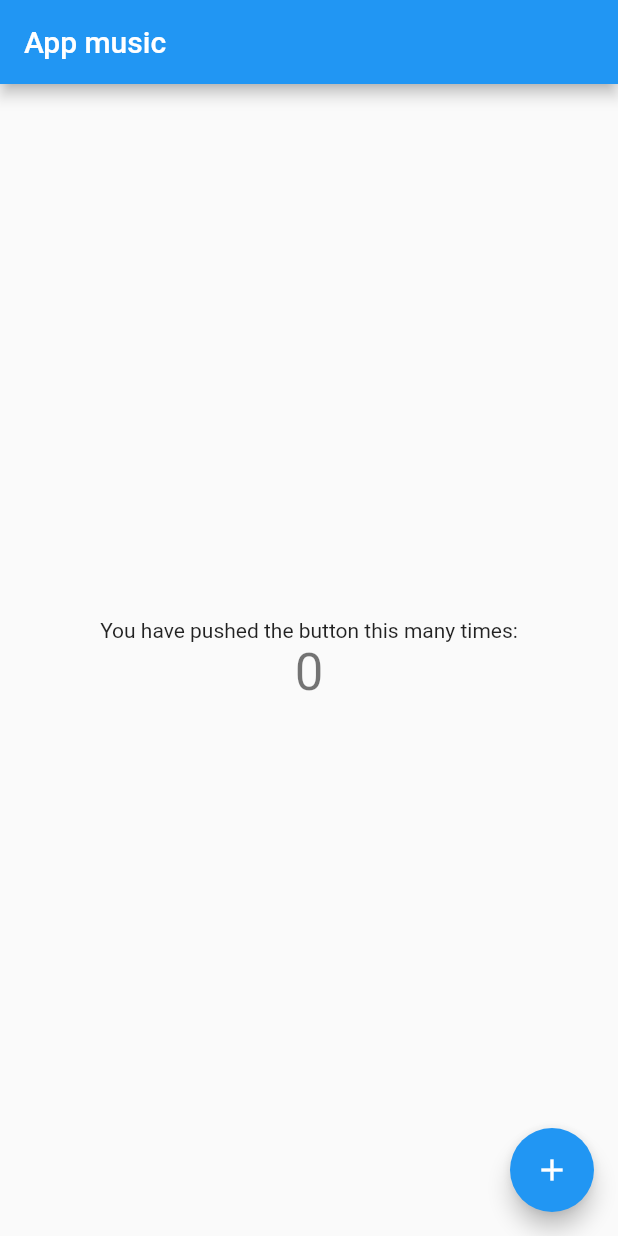
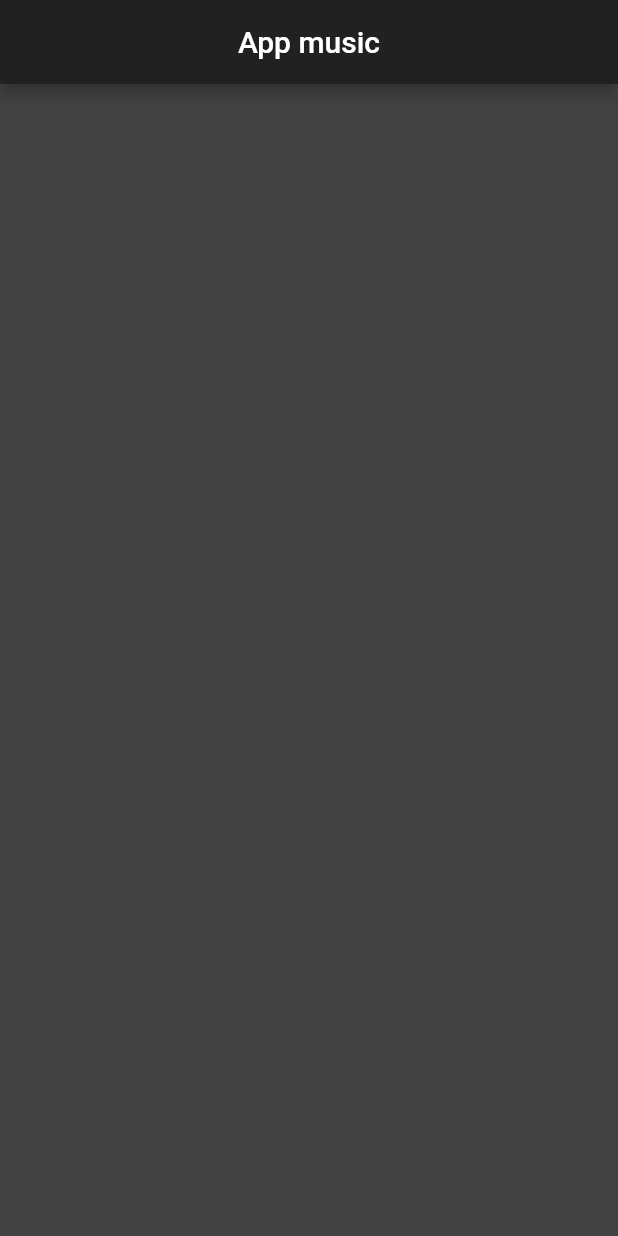
Before and after one commit to samulefevre/appmusic, a Flutter app: the screen it shows after launch, on a phone screen of 412 x 824 dp. Run offline on Flutter 3.47's test engine with Material 2 defaults, Android fonts, the phone set to English and light mode, and no system bars; missing offline and left inert: audioplayer.

Commit message:
clean code

```diff
--- a/lib/main.dart
+++ b/lib/main.dart
@@ -1,4 +1,5 @@
 import 'package:flutter/material.dart';
+import 'package:audioplayer/audioplayer.dart';
 
 void main() => runApp(MyApp());
 
@@ -7,17 +8,9 @@
   @override
   Widget build(BuildContext context) {
     return MaterialApp(
+      debugShowCheckedModeBanner: false,
       title: 'App music',
       theme: ThemeData(
-        // This is the theme of your application.
-        //
-        // Try running your application with "flutter run". You'll see the
-        // application has a blue toolbar. Then, without quitting the app, try
-        // changing the primarySwatch below to Colors.green and then invoke
-        // "hot reload" (press "r" in the console where you ran "flutter run",
-        // or simply save your changes to "hot reload" in a Flutter IDE).
-        // Notice that the counter didn't reset back to zero; the application
-        // is not restarted.
         primarySwatch: Colors.blue,
       ),
       home: MyHomePage(title: 'App music'),
@@ -28,15 +21,6 @@
 class MyHomePage extends StatefulWidget {
   MyHomePage({Key key, this.title}) : super(key: key);
 
-  // This widget is the home page of your application. It is stateful, meaning
-  // that it has a State object (defined below) that contains fields that affect
-  // how it looks.
-
-  // This class is the configuration for the state. It holds the values (in this
-  // case the title) provided by the parent (in this case the App widget) and
-  // used by the build method of the State. Fields in a Widget subclass are
-  // always marked "final".
-
   final String title;
 
   @override
@@ -44,68 +28,23 @@
 }
 
 class _MyHomePageState extends State<MyHomePage> {
-  int _counter = 0;
-
-  void _incrementCounter() {
-    setState(() {
-      // This call to setState tells the Flutter framework that something has
-      // changed in this State, which causes it to rerun the build method below
-      // so that the display can reflect the updated values. If we changed
-      // _counter without calling setState(), then the build method would not be
-      // called again, and so nothing would appear to happen.
-      _counter++;
-    });
-  }
+  AudioPlayer audioPlayer;
 
   @override
   Widget build(BuildContext context) {
-    // This method is rerun every time setState is called, for instance as done
-    // by the _incrementCounter method above.
-    //
-    // The Flutter framework has been optimized to make rerunning build methods
-    // fast, so that you can just rebuild anything that needs updating rather
-    // than having to individually change instances of widgets.
     return Scaffold(
       appBar: AppBar(
-        // Here we take the value from the MyHomePage object that was created by
-        // the App.build method, and use it to set our appbar title.
+        centerTitle: true,
         title: Text(widget.title),
+        backgroundColor: Colors.grey[900],
       ),
+      backgroundColor: Colors.grey[800],
       body: Center(
-        // Center is a layout widget. It takes a single child and positions it
-        // in the middle of the parent.
         child: Column(
-          // Column is also a layout widget. It takes a list of children and
-          // arranges them vertically. By default, it sizes itself to fit its
-          // children horizontally, and tries to be as tall as its parent.
-          //
-          // Invoke "debug painting" (press "p" in the console, choose the
-          // "Toggle Debug Paint" action from the Flutter Inspector in Android
-          // Studio, or the "Toggle Debug Paint" command in Visual Studio Code)
-          // to see the wireframe for each widget.
-          //
-          // Column has various properties to control how it sizes itself and
-          // how it positions its children. Here we use mainAxisAlignment to
-          // center the children vertically; the main axis here is the vertical
-          // axis because Columns are vertical (the cross axis would be
-          // horizontal).
           mainAxisAlignment: MainAxisAlignment.center,
-          children: <Widget>[
-            Text(
-              'You have pushed the button this many times:',
-            ),
-            Text(
-              '$_counter',
-              style: Theme.of(context).textTheme.display1,
-            ),
-          ],
+          children: <Widget>[],
         ),
       ),
-      floatingActionButton: FloatingActionButton(
-        onPressed: _incrementCounter,
-        tooltip: 'Increment',
-        child: Icon(Icons.add),
-      ), // This trailing comma makes auto-formatting nicer for build methods.
     );
   }
 }
--- a/pubspec.yaml
+++ b/pubspec.yaml
@@ -23,6 +23,9 @@
   # The following adds the Cupertino Icons font to your application.
   # Use with the CupertinoIcons class for iOS style icons.
   cupertino_icons: ^0.1.2
+
+  #others
+  audioplayer: ^0.5.2
 
 dev_dependencies:
   flutter_test:
```
Also changed, not shown: pubspec.lock, 3 other files.
